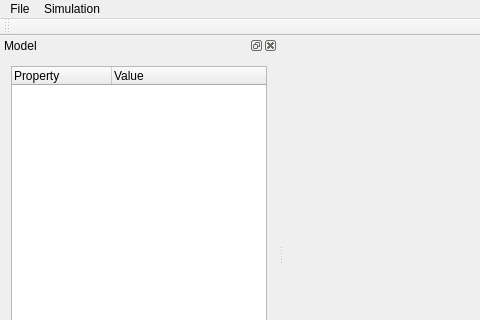
Before: the Qt Designer form UI/mainwindow.ui in VoisinneG/CompuCell3D, drawn with Qt 5; both pictures show x 0 to 480 and y 0 to 320 of the 721 by 493 pixel window.
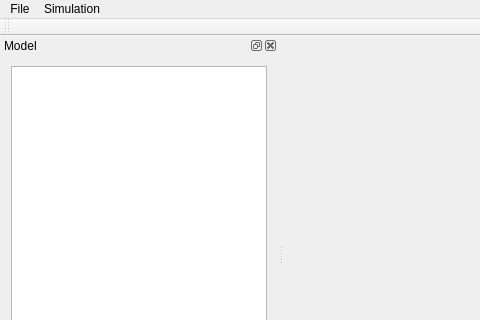
After: the same form once the commit is applied.

Commit message:
Converted UI to Static Libarary Instead of Shared
- Changed .pro to build it as a Static Library
- Removed the global.h file

```diff
--- a/UI/mainwindow.ui
+++ b/UI/mainwindow.ui
@@ -60,21 +60,7 @@
    <widget class="QWidget" name="dockWidgetContents">
     <layout class="QHBoxLayout" name="horizontalLayout">
      <item>
-      <widget class="QTreeWidget" name="treeWidgetModel">
-       <property name="columnCount">
-        <number>2</number>
-       </property>
-       <column>
-        <property name="text">
-         <string>Property</string>
-        </property>
-       </column>
-       <column>
-        <property name="text">
-         <string>Value</string>
-        </property>
-       </column>
-      </widget>
+      <widget class="QTreeView" name="treeViewModelEditor"/>
      </item>
     </layout>
    </widget>
```
The commit also changes 3 other files.
